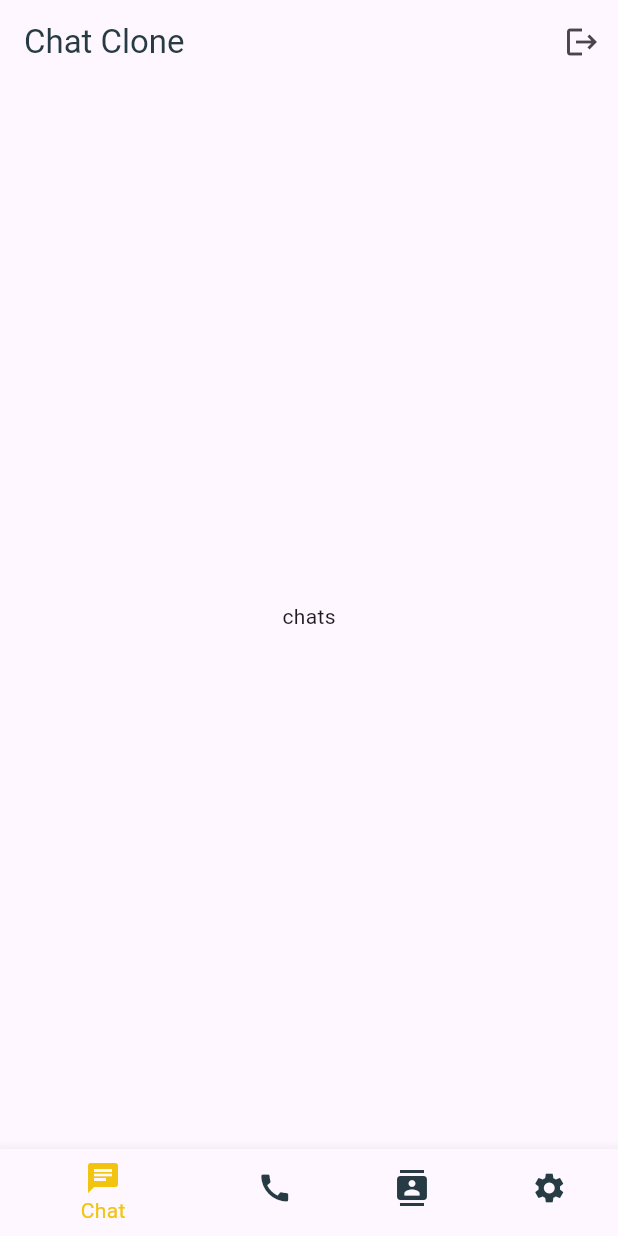
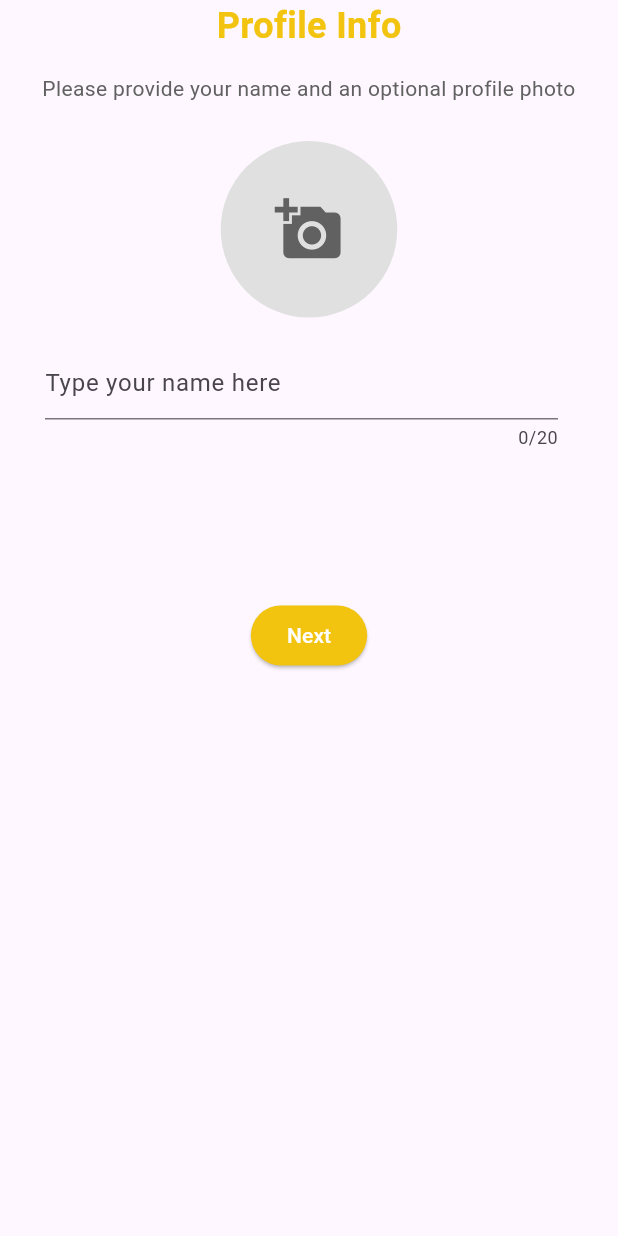
Before and after one commit to yuvanganesan/chat_clone, a Flutter app: the screen it shows once a user with an empty profile is signed in, on a phone screen of 412 x 824 dp. Run offline on Flutter 3.47's test engine with Material 2 defaults, Android fonts, the phone set to English and light mode, and no system bars; our stand-ins replace animate_do, cloud_firestore, firebase_auth, firebase_core, firebase_storage, image_picker and 2 more; accounts and stored records are empty.

Commit message:
Profile Info Screen Completed

```diff
--- /dev/null
+++ b/lib/logic/UserProfileData.dart
@@ -0,0 +1,104 @@
+import 'package:flutter/material.dart';
+import '../models/user_profile_model.dart';
+import 'package:firebase_auth/firebase_auth.dart';
+import 'package:firebase_storage/firebase_storage.dart';
+import 'package:cloud_firestore/cloud_firestore.dart';
+import 'dart:io';
+
+class UserProfileData with ChangeNotifier {
+  // ignore: prefer_final_fields
+  UserProfileModel _user = UserProfileModel(
+      name: '',
+      about: 'Hey there! I am using Chatclone',
+      imageUrl: '',
+      pnone: '',
+      isOnline: true,
+      lastActive: '');
+  FirebaseAuth auth = FirebaseAuth.instance;
+
+  UserProfileModel get user {
+    return UserProfileModel(
+        name: _user.name,
+        about: _user.about,
+        imageUrl: _user.imageUrl,
+        pnone: _user.pnone,
+        isOnline: _user.isOnline,
+        lastActive: _user.lastActive);
+  }
+
+  void setUserDataNull() {
+    _user = UserProfileModel(
+        name: '',
+        about: '',
+        imageUrl: '',
+        pnone: '',
+        isOnline: true,
+        lastActive: '');
+  }
+
+  void setImageFile(File? image) {
+    _user.image = image;
+    notifyListeners();
+  }
+
+  Future<void> fetchUserData(String phone) async {
+    try {
+      final userData =
+          await FirebaseFirestore.instance.collection('users').doc(phone).get();
+
+      if (userData.data() == null) {
+        return;
+      }
+
+      _user = UserProfileModel(
+          name: userData.data()!['name'],
+          about: userData.data()!['about'],
+          imageUrl: userData.data()!['imgUrl'],
+          pnone: userData.data()!['phone'],
+          isOnline: userData.data()!['isOnline'],
+          lastActive: userData.data()!['lastActive']);
+    } catch (error) {
+      print("this is error $error");
+    }
+  }
+
+  Future<void> createUser([String? name, File? image]) async {
+    _user.name = name!;
+    _user.image = image;
+    _user.pnone = auth.currentUser!.phoneNumber!;
+    try {
+      if (image != null) {
+        final imgReference = FirebaseStorage.instance
+            .ref()
+            .child("user_images")
+            .child("${auth.currentUser!.uid}.jpg");
+        await imgReference.putFile(image);
+        _user.imageUrl = await imgReference.getDownloadURL();
+      }
+
+      await FirebaseFirestore.instance
+          .collection('users')
+          .doc(auth.currentUser!.phoneNumber)
+          .set({
+        'name': _user.name,
+        'about': _user.about,
+        'phone': auth.currentUser!.phoneNumber,
+        'isOnline': _user.isOnline,
+        'lastActive': _user.lastActive,
+        'imgUrl': _user.imageUrl
+      });
+      await auth.currentUser!.updateDisplayName(_user.name);
+      // final pref = await SharedPreferences.getInstance();
+      // final userData = json.encode({
+      //   'phone': _user.pnone,
+      //   'name': _user.name,
+      //   'about': _user.about,
+      //   'imgUrl': _user.imageUrl
+      // });
+      // pref.setString(_user.pnone, userData);
+    } catch (error) {
+      print(error.toString());
+      rethrow;
+    }
+  }
+}
--- a/lib/main.dart
+++ b/lib/main.dart
@@ -5,6 +5,9 @@ import 'view/home/home.dart';
 import './view/screens/register_with_phone.dart';
 import './firebase_options.dart';
 import './view/screens/splash_screen.dart';
+import './view/screens/profile_info.dart';
+import 'package:provider/provider.dart';
+import './logic/UserProfileData.dart';
 
 void main() async {
   WidgetsFlutterBinding.ensureInitialized();
@@ -20,7 +23,9 @@ class MyApp extends StatelessWidget {
   // This widget is the root of your application.
   @override
   Widget build(BuildContext context) {
-    return MaterialApp(
+    return ChangeNotifierProvider.value(
+      value: UserProfileData(),
+      child: MaterialApp(
         title: 'Chat Clone',
         debugShowCheckedModeBanner: false,
         theme: ThemeData(
@@ -31,18 +36,39 @@ class MyApp extends StatelessWidget {
           //colorScheme: ColorScheme.fromSeed(seedColor: Colors.amber),
           useMaterial3: true,
         ),
-        home: StreamBuilder(
+        home: const AuthenticationState(),
+      ),
+    );
+  }
+}
+
+class AuthenticationState extends StatelessWidget {
+  const AuthenticationState({
+    super.key,
+  });
+
+  @override
+  Widget build(BuildContext context) {
+    return StreamBuilder(
       stream: FirebaseAuth.instance.authStateChanges(),
       builder: (context, snapshot) {
         if (snapshot.connectionState == ConnectionState.waiting) {
           return const SplashScreen();
         }
         if (snapshot.hasData) {
+          if (snapshot.data!.displayName != '' &&
+              snapshot.data!.displayName != null) {
             return const Home();
+          } else {
+            return ProfileInfo(
+              phoneNo: snapshot.data!.phoneNumber!,
+              isThisFirstScreen: true,
+            );
+          }
         }
 
         return const RegisterWithPhoneNumber();
       },
-        ));
+    );
   }
 }
--- /dev/null
+++ b/lib/models/user_profile_model.dart
@@ -0,0 +1,21 @@
+import 'dart:io';
+
+class UserProfileModel {
+  late String? name;
+  late String? about;
+  late String? imageUrl;
+  late String pnone;
+  late bool? isOnline;
+  late String lastActive;
+  late String pushToken;
+  late File? image;
+
+  UserProfileModel({
+    required this.name,
+    required this.about,
+    required this.imageUrl,
+    required this.pnone,
+    required this.isOnline,
+    required this.lastActive,
+  });
+}
--- a/lib/view/home/home.dart
+++ b/lib/view/home/home.dart
@@ -4,6 +4,8 @@ import '../screens/people_list.dart';
 import '../screens/settings.dart';
 import '../screens/chat_list.dart';
 import 'package:firebase_auth/firebase_auth.dart';
+import 'package:provider/provider.dart';
+import '../../logic/UserProfileData.dart';
 
 class Home extends StatefulWidget {
   const Home({super.key});
@@ -26,15 +28,18 @@ class _HomeState extends State<Home> {
     return Scaffold(
       appBar: AppBar(
         title: const Text(
-          'Chat Clone',
+          'Chatclone',
           style: TextStyle(color: Color(0xff263b43)),
         ),
         actions: [
           IconButton(
               onPressed: () {
+                Provider.of<UserProfileData>(context, listen: false)
+                    .setUserDataNull();
+
                 FirebaseAuth.instance.signOut();
               },
-              icon: Icon(Icons.logout))
+              icon: const Icon(Icons.logout))
         ],
       ),
       body: screens[_selectedIndex],
--- /dev/null
+++ b/lib/view/screens/profile_info.dart
@@ -0,0 +1,288 @@
+import 'dart:io';
+import 'package:firebase_auth/firebase_auth.dart';
+import '../../main.dart';
+import '../../logic/UserProfileData.dart';
+import 'package:image_picker/image_picker.dart';
+import 'package:path/path.dart' as path;
+import 'package:path_provider/path_provider.dart' as sysPath;
+import 'package:flutter/material.dart';
+import 'package:provider/provider.dart';
+import './register_with_phone.dart';
+
+class ProfileInfo extends StatefulWidget {
+  const ProfileInfo(
+      {super.key, required this.phoneNo, required this.isThisFirstScreen});
+  final String? phoneNo;
+  final bool isThisFirstScreen;
+
+  @override
+  State<ProfileInfo> createState() => _ProfileInfoState();
+}
+
+class _ProfileInfoState extends State<ProfileInfo> {
+  final _name = TextEditingController();
+  bool _validator = false;
+  String? _imgUrl = '';
+  File? _pickedImage;
+  File? _storedImage;
+
+  Future<void> takePicture(ImageSource source) async {
+    final picker = ImagePicker();
+    final imageFile = await picker.pickImage(source: source, maxWidth: 600);
+    if (imageFile == null) {
+      _storedImage = null;
+      _pickedImage = null;
+      // ignore: use_build_context_synchronously
+      // Provider.of<UserProfileData>(context, listen: false)
+      //     .setImageFile(_pickedImage);
+      return;
+    }
+
+    _storedImage = File(imageFile.path);
+    // ignore: use_build_context_synchronously
+    Provider.of<UserProfileData>(context, listen: false)
+        .setImageFile(_pickedImage);
+    // ignore: use_build_context_synchronously
+    Navigator.of(context).pop();
+
+    final appDir = await sysPath.getApplicationDocumentsDirectory();
+    final fileName = path.basename(imageFile.path);
+    _pickedImage = await _storedImage!.copy("${appDir.path}/$fileName");
+  }
+
+  void modalBottomSheet() {
+    showModalBottomSheet(
+      context: context,
+      builder: (context) {
+        return SizedBox(
+          height: MediaQuery.of(context).size.height / 4,
+          child: Column(
+            crossAxisAlignment: CrossAxisAlignment.start,
+            children: [
+              const Padding(
+                padding: EdgeInsets.symmetric(horizontal: 20, vertical: 8),
+                child: Text(
+                  "Profile Photo",
+                  style: TextStyle(
+                    fontWeight: FontWeight.bold,
+                    fontSize: 20,
+                  ),
+                ),
+              ),
+              const SizedBox(
+                height: 20,
+              ),
+              Padding(
+                padding: const EdgeInsets.only(left: 20),
+                child: Row(children: [
+                  Column(
+                    children: [
+                      InkWell(
+                        onTap: () => takePicture(ImageSource.camera),
+                        child: const CircleAvatar(
+                          backgroundColor: Color(0xfff2c40f),
+                          child: Icon(
+                            Icons.camera_alt_outlined,
+                            color: Color(0xff263b43),
+                          ),
+                        ),
+                      ),
+                      const Text(
+                        'Camara',
+                        style: TextStyle(fontWeight: FontWeight.bold),
+                      )
+                    ],
+                  ),
+                  const SizedBox(
+                    width: 30,
+                  ),
+                  Column(
+                    children: [
+                      InkWell(
+                        onTap: () => takePicture(ImageSource.gallery),
+                        child: const CircleAvatar(
+                          backgroundColor: Color(0xfff2c40f),
+                          child: Icon(
+                            Icons.photo_outlined,
+                            color: Color(0xff263b43),
+                          ),
+                        ),
+                      ),
+                      const Text(
+                        'Gallery',
+                        style: TextStyle(fontWeight: FontWeight.bold),
+                      )
+                    ],
+                  )
+                ]),
+              ),
+            ],
+          ),
+        );
+      },
+    );
+  }
+
+  Future<bool> _onWillPop() async {
+    return false; //<-- SEE HERE
+  }
+
+  @override
+  Widget build(BuildContext context) {
+    return WillPopScope(
+      onWillPop: _onWillPop,
+      child: Scaffold(
+          body: FutureBuilder(
+        future: Provider.of<UserProfileData>(context, listen: false)
+            .fetchUserData(widget.phoneNo!),
+        builder: (context, snapshot) {
+          if (snapshot.connectionState == ConnectionState.waiting) {
+            return const Center(
+              child: CircularProgressIndicator(
+                color: Color(0xfff2c40f),
+              ),
+            );
+          }
+          if (snapshot.error != null) {
+            FirebaseAuth.instance.signOut();
+            Navigator.of(context).pushReplacement(MaterialPageRoute(
+              builder: (context) => const RegisterWithPhoneNumber(),
+            ));
+          }
+
+          final user =
+              Provider.of<UserProfileData>(context, listen: false).user;
+
+          _imgUrl = user.imageUrl!;
+
+          _name.text = user.name!;
+
+          return SingleChildScrollView(
+            child: SizedBox(
+              height: MediaQuery.of(context).size.height -
+                  MediaQuery.of(context).padding.top,
+              child: Column(
+                  crossAxisAlignment: CrossAxisAlignment.center,
+                  children: [
+                    SizedBox(height: (MediaQuery.of(context).padding.top) * 2),
+                    const Text(
+                      "Profile Info",
+                      style: TextStyle(
+                          fontWeight: FontWeight.bold,
+                          fontSize: 24,
+                          color: Color(0xfff2c40f)),
+                    ),
+                    Padding(
+                      padding: const EdgeInsets.symmetric(
+                          vertical: 15.0, horizontal: 20),
+                      child: Text(
+                        "Please provide your name and an optional profile photo",
+                        textAlign: TextAlign.center,
+                        style: TextStyle(
+                            fontSize: 14, color: Colors.grey.shade700),
+                      ),
+                    ),
+                    const SizedBox(
+                      height: 10,
+                    ),
+                    InkWell(
+                      onTap: modalBottomSheet,
+                      child: Consumer<UserProfileData>(
+                        builder: (context, value, _) => CircleAvatar(
+                          radius: (MediaQuery.of(context).size.width) / 7,
+                          backgroundColor: _imgUrl != '' || _storedImage != null
+                              ? null
+                              : Colors.grey.shade300,
+                          backgroundImage: _storedImage != null
+                              ? FileImage(_storedImage!) as ImageProvider
+                              : (_imgUrl != '')
+                                  ? NetworkImage(_imgUrl!)
+                                  : null,
+                          child: _imgUrl != '' || _storedImage != null
+                              ? null
+                              : Icon(
+                                  Icons.add_a_photo,
+                                  color: Colors.grey.shade700,
+                                  size: (MediaQuery.of(context).size.width) / 9,
+                                ),
+                        ),
+                      ),
+                    ),
+                    const SizedBox(
+                      height: 20,
+                    ),
+                    Padding(
+                      padding: const EdgeInsets.only(left: 30, right: 40),
+                      child: TextField(
+                        decoration: InputDecoration(
+                            hintText: 'Type your name here',
+                            focusColor: const Color(0xfff2c40f),
+                            errorText:
+                                _validator ? 'Enter a valid name' : null),
+                        keyboardType: TextInputType.name,
+                        controller: _name,
+                        maxLength: 20,
+                      ),
+                    ),
+                    const SizedBox(
+                      height: 100,
+                    ),
+                    ElevatedButton(
+                      onPressed: () async {
+                        if (_name.text.trim().isEmpty) {
+                          setState(() {
+                            _validator = true;
+                          });
+                          return;
+                        }
+                        FocusScope.of(context).unfocus();
+
+                        // save name and photo in both local and firebase
+                        try {
+                          showDialog(
+                            barrierDismissible: false,
+                            context: context,
+                            builder: (context) {
+                              return WillPopScope(
+                                  onWillPop: _onWillPop,
+                                  child: const Center(
+                                    child: CircularProgressIndicator(
+                                      color: Color(0xfff2c40f),
+                                    ),
+                                  ));
+                            },
+                          );
+                          await Provider.of<UserProfileData>(context,
+                                  listen: false)
+                              .createUser(_name.text, _pickedImage);
+                          // ignore: use_build_context_synchronously
+                          Navigator.of(context).pop();
+                          if (widget.isThisFirstScreen) {
+                            // ignore: use_build_context_synchronously
+                            Navigator.of(context)
+                                .pushReplacement(MaterialPageRoute(
+                              builder: (context) => const AuthenticationState(),
+                            ));
+                          } else {
+                            // ignore: use_build_context_synchronously
+                            Navigator.of(context).pop();
+                          }
+                        } catch (error) {
+                          ScaffoldMessenger.of(context).clearSnackBars();
+                          ScaffoldMessenger.of(context).showSnackBar(
+                              SnackBar(content: Text(error.toString())));
+                        }
+                      },
+                      style: ElevatedButton.styleFrom(
+                          foregroundColor: Colors.white,
+                          backgroundColor: const Color(0xfff2c40f)),
+                      child: const Text('Next'),
+                    )
+                  ]),
+            ),
+          );
+        },
+      )),
+    );
+  }
+}
```
Also changed, not shown: lib/view/screens/verification.dart (+13 -2 lines), pubspec.yaml (+7 -1 lines), assets/images/default_dp.png (added), lib/view/screens/profile.dart (deleted), lib/view/screens/user_profile_screen.dart (added), pubspec.lock, 1 other file. Lines whose indentation alone changed are shown as unchanged.
